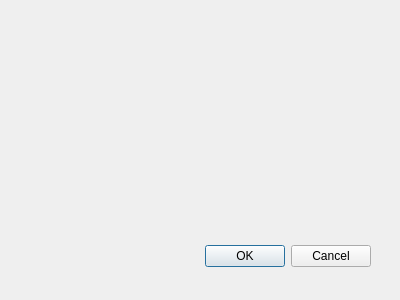
Before: the Qt Designer form zoom_dep_dialog_base.ui in IEdwige/test_plugin_edwige, drawn with Qt 5.
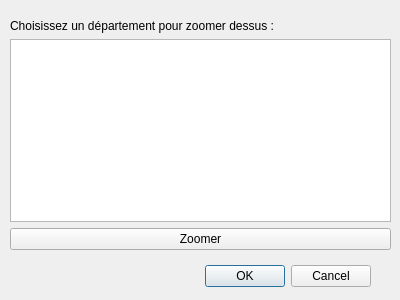
After: the same form once the commit is applied.

The edit to the form file:
```diff
--- a/zoom_dep_dialog_base.ui
+++ b/zoom_dep_dialog_base.ui
@@ -12,11 +12,11 @@
   <property name="windowTitle" >
    <string>Zoom Dep</string>
   </property>
-  <widget class="QDialogButtonBox" name="button_box" >
-   <property name="geometry" >
+  <widget class="QDialogButtonBox" name="button_box">
+   <property name="geometry">
     <rect>
      <x>30</x>
-     <y>240</y>
+     <y>260</y>
      <width>341</width>
      <height>32</height>
     </rect>
@@ -28,6 +28,35 @@
     <set>QDialogButtonBox::Cancel|QDialogButtonBox::Ok</set>
    </property>
   </widget>
+  <widget class="QWidget" name="verticalLayoutWidget">
+   <property name="geometry">
+    <rect>
+     <x>10</x>
+     <y>19</y>
+     <width>381</width>
+     <height>231</height>
+    </rect>
+   </property>
+   <layout class="QVBoxLayout" name="verticalLayout">
+    <item>
+     <widget class="QLabel" name="label">
+      <property name="text">
+       <string>Choisissez un département pour zoomer dessus :</string>
+      </property>
+     </widget>
+    </item>
+    <item>
+     <widget class="QListWidget" name="depListWidget"/>
+    </item>
+    <item>
+     <widget class="QPushButton" name="zoompushButton">
+      <property name="text">
+       <string>Zoomer</string>
+      </property>
+     </widget>
+    </item>
+   </layout>
+  </widget>
  </widget>
  <resources/>
  <connections>
```
Left out of the diff: 37 changed lines with no effect on the pictures.
